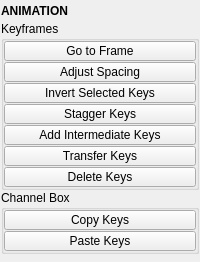
m3trik/tentacle, file tentacle/ui/animation.ui: the form before one commit.
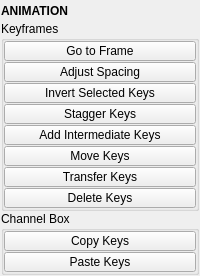
The form after the commit. Custom widgets are drawn as their Qt base class.

Patch:
```diff
--- a/tentacle/ui/animation.ui
+++ b/tentacle/ui/animation.ui
@@ -218,6 +218,31 @@
            </property>
           </widget>
          </item>
+         <item>
+          <widget class="PushButton" name="tb006">
+           <property name="minimumSize">
+            <size>
+             <width>0</width>
+             <height>20</height>
+            </size>
+           </property>
+           <property name="maximumSize">
+            <size>
+             <width>16777215</width>
+             <height>20</height>
+            </size>
+           </property>
+           <property name="toolTip">
+            <string>&lt;html&gt;&lt;head/&gt;&lt;body&gt;&lt;p&gt;Move the selected keyframes to the current time with the selected option, &lt;/p&gt;&lt;p&gt;Else move all keyframes of the selected objects.&lt;/p&gt;&lt;/body&gt;&lt;/html&gt;</string>
+           </property>
+           <property name="text">
+            <string>Move Keys</string>
+           </property>
+           <property name="checkable">
+            <bool>false</bool>
+           </property>
+          </widget>
+         </item>
          <item>
           <widget class="PushButton" name="tb004">
            <property name="minimumSize">
```
